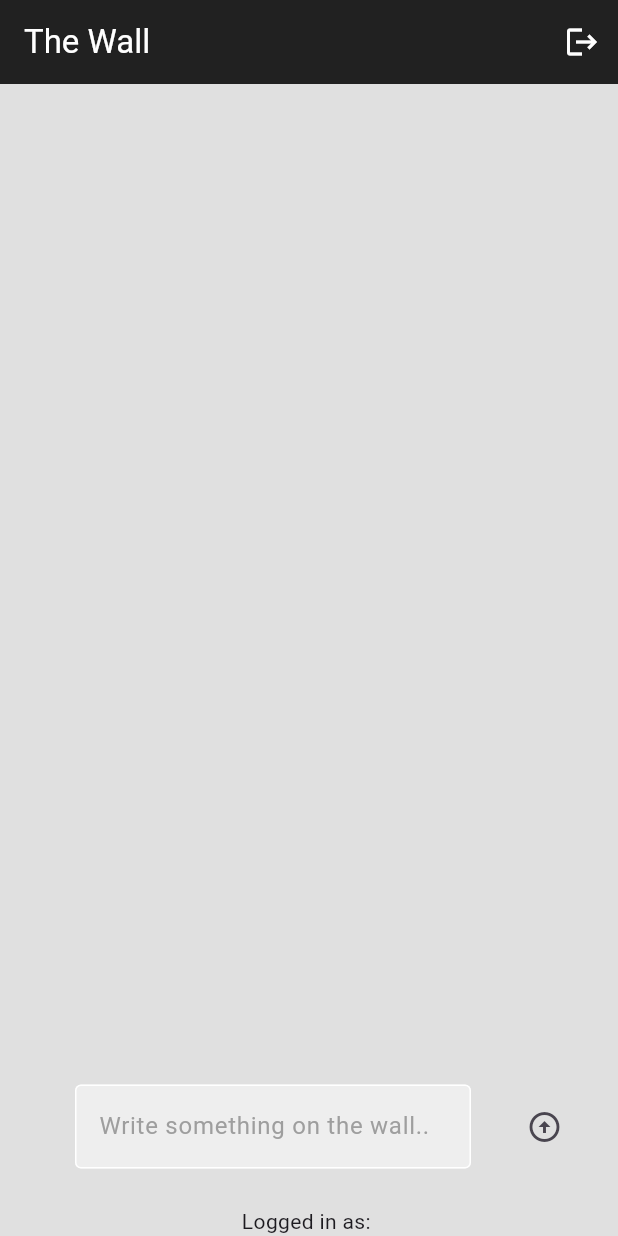
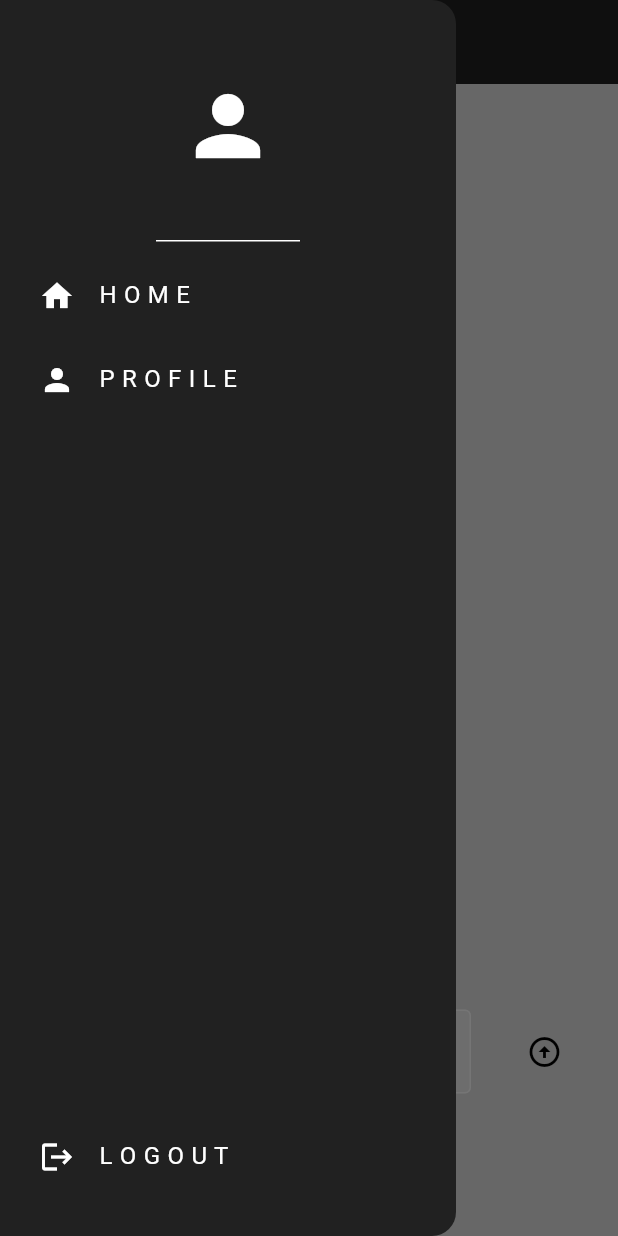
Before and after one commit to unclejames2610/flutter-social-media, a Flutter app: the screen it shows once a user with an empty profile is signed in, with the side drawer open (before the commit the screen has no drawer), on a phone screen of 412 x 824 dp. Run offline on Flutter 3.47's test engine with Material 3 defaults, Android fonts, the phone set to English and light mode, and no system bars; our stand-ins replace cloud_firestore, firebase_auth, firebase_core, flutter_dotenv; accounts and stored records are empty; network calls fail.

```diff
--- /dev/null
+++ b/lib/components/drawer.dart
@@ -0,0 +1,58 @@
+import 'package:flutter/material.dart';
+import 'package:social_media/components/my_list_tile.dart';
+
+class MyDrawer extends StatelessWidget {
+  final void Function()? onProfiletap;
+  final void Function()? onSignOut;
+  const MyDrawer({
+    super.key,
+    required this.onProfiletap,
+    required this.onSignOut,
+  });
+
+  @override
+  Widget build(BuildContext context) {
+    return Drawer(
+        backgroundColor: Colors.grey[900],
+        child: Column(
+          mainAxisAlignment: MainAxisAlignment.spaceBetween,
+          children: [
+            Column(
+              children: [
+                // header
+                const DrawerHeader(
+                  child: Icon(
+                    Icons.person,
+                    color: Colors.white,
+                    size: 64,
+                  ),
+                ),
+
+                // home
+                MyListTile(
+                  icon: Icons.home,
+                  text: "H O M E",
+                  onTap: () => Navigator.pop(context),
+                ),
+
+                // profile
+                MyListTile(
+                  icon: Icons.person,
+                  text: "P R O F I L E",
+                  onTap: onProfiletap,
+                ),
+              ],
+            ),
+            // logout
+            Padding(
+              padding: const EdgeInsets.only(bottom: 25.0),
+              child: MyListTile(
+                icon: Icons.logout,
+                text: "L O G O U T",
+                onTap: onSignOut,
+              ),
+            ),
+          ],
+        ));
+  }
+}
--- /dev/null
+++ b/lib/components/my_list_tile.dart
@@ -0,0 +1,32 @@
+import 'package:flutter/material.dart';
+
+class MyListTile extends StatelessWidget {
+  final IconData icon;
+  final String text;
+  final void Function()? onTap;
+
+  const MyListTile({
+    super.key,
+    required this.icon,
+    required this.text,
+    required this.onTap,
+  });
+
+  @override
+  Widget build(BuildContext context) {
+    return Padding(
+      padding: const EdgeInsets.only(left: 10.0),
+      child: ListTile(
+        leading: Icon(
+          icon,
+          color: Colors.white,
+        ),
+        onTap: onTap,
+        title: Text(
+          text,
+          style: TextStyle(color: Colors.white),
+        ),
+      ),
+    );
+  }
+}
--- a/lib/main.dart
+++ b/lib/main.dart
@@ -18,9 +18,24 @@ class MyApp extends StatelessWidget {
 
   @override
   Widget build(BuildContext context) {
-    return const MaterialApp(
+    return MaterialApp(
+      theme: ThemeData(
+        primaryColor: Colors.grey[900],
+        appBarTheme: AppBarTheme(
+            color: Colors.grey[900],
+            titleTextStyle: const TextStyle(
+              color: Colors.white,
+              fontSize: 24,
+            ),
+            iconTheme: const IconThemeData(color: Colors.white)),
+        colorScheme:
+            ColorScheme.fromSwatch().copyWith(background: Colors.grey[300]),
+        textSelectionTheme: const TextSelectionThemeData(
+          cursorColor: Colors.black,
+        ),
+      ),
       debugShowCheckedModeBanner: false,
-      home: AuthPage(),
+      home: const AuthPage(),
     );
   }
 }
--- a/lib/pages/home_page.dart
+++ b/lib/pages/home_page.dart
@@ -1,8 +1,10 @@
 import 'package:cloud_firestore/cloud_firestore.dart';
 import 'package:firebase_auth/firebase_auth.dart';
 import 'package:flutter/material.dart';
+import 'package:social_media/components/drawer.dart';
 import 'package:social_media/components/my_text_field.dart';
 import 'package:social_media/components/wall_post.dart';
+import 'package:social_media/pages/profile_page.dart';
 
 class HomePage extends StatefulWidget {
   const HomePage({super.key});
@@ -27,14 +29,35 @@ class _HomePageState extends State<HomePage> {
         'UserEmail': currentUser.email,
         'Message': textController.text,
         'TimeStamp': Timestamp.now(),
+        'Likes': [],
       });
     }
+
+    // clear
+    setState(() {
+      textController.clear();
+    });
+  }
+
+  void goToProfilePage() {
+    Navigator.pop(context);
+
+    Navigator.push(
+      context,
+      MaterialPageRoute(
+        builder: (context) => ProfilePage(),
+      ),
+    );
   }
 
   @override
   Widget build(BuildContext context) {
     return Scaffold(
       backgroundColor: Colors.grey[300],
+      drawer: MyDrawer(
+        onProfiletap: goToProfilePage,
+        onSignOut: signOut,
+      ),
       appBar: AppBar(
         backgroundColor: Colors.grey[900],
         title: const Text(
@@ -43,15 +66,16 @@ class _HomePageState extends State<HomePage> {
             color: Colors.white,
           ),
         ),
-          actions: [
-            IconButton(
-              onPressed: signOut,
-              icon: const Icon(
-                Icons.logout,
-                color: Colors.white,
+        // actions: [
+        //   IconButton(
+        //     onPressed: signOut,
+        //     icon: const Icon(
+        //       Icons.logout,
+        //       color: Colors.white,
+        //     ),
+        //   )
+        // ],
       ),
-            )
-          ]),
       body: Column(
         children: [
           // the wall
@@ -73,6 +97,8 @@ class _HomePageState extends State<HomePage> {
                       return WallPost(
                         message: post['Message'],
                         user: post['UserEmail'],
+                        postId: post.id,
+                        likes: List<String>.from(post['Likes'] ?? []),
                       );
                     },
                   );
@@ -82,7 +108,7 @@ class _HomePageState extends State<HomePage> {
                   );
                 }
                 return const Center(
-                  child: Text("loading"),
+                  child: CircularProgressIndicator(),
                 );
               },
             ),
@@ -110,6 +136,13 @@ class _HomePageState extends State<HomePage> {
           // logged in as
           Text(
             "Logged in as: ${currentUser.email!}",
+            style: const TextStyle(
+              color: Colors.grey,
+            ),
+          ),
+
+          const SizedBox(
+            height: 50,
           ),
         ],
       ),
```
Also changed, not shown: lib/components/like_button.dart (added, +22 -0 lines), lib/components/text_box.dart (added, +48 -0 lines), lib/components/wall_post.dart (+95 -6 lines), lib/pages/profile_page.dart (added, +84 -0 lines). Lines whose indentation alone changed are shown as unchanged.
